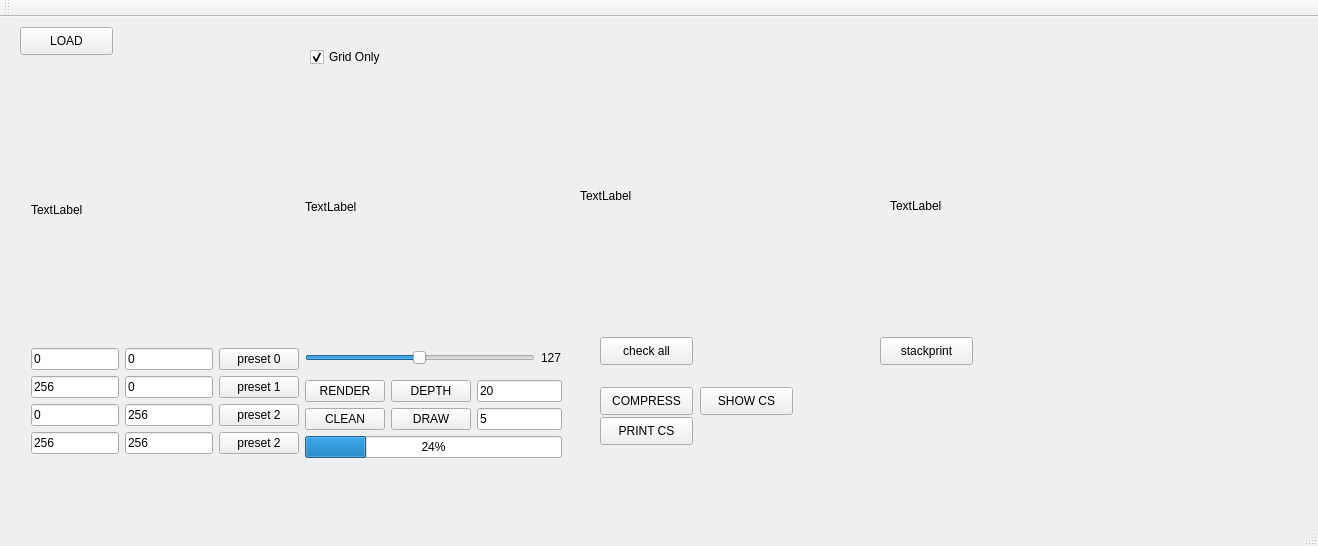
The window that mainwindow.ui (kvad-17/img-polygonizer) describes before a commit, drawn with Qt 5.
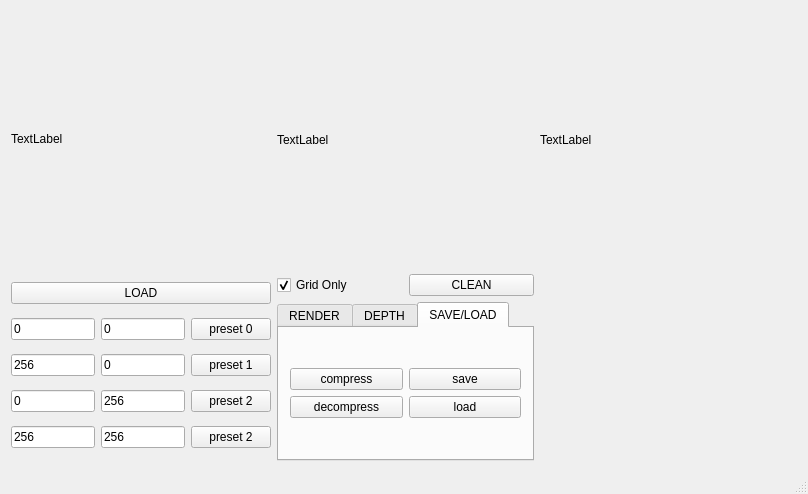
The same window after the commit. The open tabs and pages were chosen to show the change. Custom widgets are drawn as their Qt base class.

Commit message: -added poly container class -refactoring with it -improved compression -added save/load from files

```diff
--- a/mainwindow.ui
+++ b/mainwindow.ui
@@ -6,36 +6,22 @@
    <rect>
     <x>0</x>
     <y>0</y>
-    <width>1318</width>
-    <height>546</height>
+    <width>808</width>
+    <height>494</height>
    </rect>
   </property>
   <property name="windowTitle">
    <string>img-polygonizer</string>
   </property>
   <widget class="QWidget" name="centralWidget">
-   <widget class="QPushButton" name="pushButton_load">
-    <property name="geometry">
-     <rect>
-      <x>20</x>
-      <y>10</y>
-      <width>93</width>
-      <height>28</height>
-     </rect>
-    </property>
-    <property name="text">
-     <string>LOAD</string>
-    </property>
-   </widget>
-   <widget class="QLabel" name="outLabel">
-    <property name="geometry">
-     <rect>
-      <x>580</x>
-      <y>50</y>
-      <width>257</width>
-      <height>257</height>
-     </rect>
-    </property>
+   <layout class="QGridLayout" name="gridLayout_5">
+    <item row="0" column="0">
+     <layout class="QGridLayout" name="gridLayout">
+      <property name="sizeConstraint">
+       <enum>QLayout::SetMinimumSize</enum>
+      </property>
+      <item row="0" column="4">
+       <widget class="QLabel" name="label_img_poly">
     <property name="sizePolicy">
      <sizepolicy hsizetype="Fixed" vsizetype="Fixed">
       <horstretch>0</horstretch>
@@ -52,28 +38,9 @@
      <string>TextLabel</string>
     </property>
    </widget>
-   <widget class="QPushButton" name="pushButton_checkall">
-    <property name="geometry">
-     <rect>
-      <x>600</x>
-      <y>320</y>
-      <width>93</width>
-      <height>28</height>
-     </rect>
-    </property>
-    <property name="text">
-     <string>check all</string>
-    </property>
-   </widget>
-   <widget class="QLabel" name="outLabel_stack">
-    <property name="geometry">
-     <rect>
-      <x>890</x>
-      <y>60</y>
-      <width>257</width>
-      <height>257</height>
-     </rect>
-    </property>
+      </item>
+      <item row="0" column="2">
+       <widget class="xyLabel" name="labelxy_img_work">
     <property name="sizePolicy">
      <sizepolicy hsizetype="Fixed" vsizetype="Fixed">
       <horstretch>0</horstretch>
@@ -86,37 +53,19 @@
       <height>257</height>
      </size>
     </property>
+        <property name="maximumSize">
+         <size>
+          <width>257</width>
+          <height>257</height>
+         </size>
+        </property>
     <property name="text">
      <string>TextLabel</string>
     </property>
    </widget>
-   <widget class="QPushButton" name="pushButton_stackprint">
-    <property name="geometry">
-     <rect>
-      <x>880</x>
-      <y>320</y>
-      <width>93</width>
-      <height>28</height>
-     </rect>
-    </property>
-    <property name="text">
-     <string>stackprint</string>
-    </property>
-   </widget>
-   <widget class="QWidget" name="layoutWidget">
-    <property name="geometry">
-     <rect>
-      <x>20</x>
-      <y>50</y>
-      <width>553</width>
-      <height>402</height>
-     </rect>
-    </property>
-    <layout class="QHBoxLayout" name="horizontalLayout_2">
-     <item>
-      <layout class="QVBoxLayout" name="verticalLayout_2">
-       <item>
-        <widget class="QLabel" name="bmpLabel">
+      </item>
+      <item row="0" column="1">
+       <widget class="QLabel" name="label_img_origin">
          <property name="sizePolicy">
           <sizepolicy hsizetype="Fixed" vsizetype="Fixed">
            <horstretch>0</horstretch>
@@ -134,126 +83,45 @@
          </property>
         </widget>
        </item>
-       <item>
-        <layout class="QGridLayout" name="gridLayout_2">
-         <item row="0" column="0">
-          <widget class="QLineEdit" name="lineEdit_polyAX">
-           <property name="text">
-            <string>0</string>
-           </property>
-          </widget>
-         </item>
-         <item row="0" column="1">
-          <widget class="QLineEdit" name="lineEdit_polyAY">
-           <property name="text">
-            <string>0</string>
-           </property>
-          </widget>
-         </item>
-         <item row="0" column="2">
-          <widget class="QPushButton" name="pushButton_polySplitPreset0">
-           <property name="text">
-            <string>preset 0</string>
-           </property>
-          </widget>
-         </item>
-         <item row="1" column="0">
-          <widget class="QLineEdit" name="lineEdit_polyBX">
-           <property name="text">
-            <string>256</string>
-           </property>
-          </widget>
-         </item>
-         <item row="1" column="1">
-          <widget class="QLineEdit" name="lineEdit_polyBY">
-           <property name="text">
-            <string>0</string>
-           </property>
-          </widget>
-         </item>
          <item row="1" column="2">
-          <widget class="QPushButton" name="pushButton_polySplitPreset1">
-           <property name="text">
-            <string>preset 1</string>
-           </property>
-          </widget>
-         </item>
-         <item row="2" column="0">
-          <widget class="QLineEdit" name="lineEdit_polyCX">
-           <property name="text">
-            <string>0</string>
-           </property>
-          </widget>
-         </item>
-         <item row="2" column="1">
-          <widget class="QLineEdit" name="lineEdit_polyCY">
-           <property name="text">
-            <string>256</string>
-           </property>
-          </widget>
-         </item>
-         <item row="2" column="2">
-          <widget class="QPushButton" name="pushButton_polySplitPreset2">
-           <property name="text">
-            <string>preset 2</string>
-           </property>
-          </widget>
-         </item>
-         <item row="3" column="0">
-          <widget class="QLineEdit" name="lineEdit_polyDX">
-           <property name="text">
-            <string>256</string>
-           </property>
-          </widget>
-         </item>
-         <item row="3" column="1">
-          <widget class="QLineEdit" name="lineEdit_polyDY">
-           <property name="text">
-            <string>256</string>
-           </property>
-          </widget>
-         </item>
-         <item row="3" column="2">
-          <widget class="QPushButton" name="pushButton_polySplitPreset3">
-           <property name="text">
-            <string>preset 2</string>
-           </property>
-          </widget>
-         </item>
-        </layout>
-       </item>
-      </layout>
-     </item>
-     <item>
       <layout class="QVBoxLayout" name="verticalLayout">
-       <item>
-        <widget class="xyLabel" name="label_xy">
-         <property name="sizePolicy">
-          <sizepolicy hsizetype="Fixed" vsizetype="Fixed">
-           <horstretch>0</horstretch>
-           <verstretch>0</verstretch>
-          </sizepolicy>
-         </property>
-         <property name="minimumSize">
-          <size>
-           <width>257</width>
-           <height>257</height>
-          </size>
-         </property>
-         <property name="maximumSize">
-          <size>
-           <width>257</width>
-           <height>257</height>
-          </size>
-         </property>
-         <property name="text">
-          <string>TextLabel</string>
-         </property>
-        </widget>
-       </item>
        <item>
         <layout class="QHBoxLayout" name="horizontalLayout">
          <item>
+           <widget class="QCheckBox" name="checkBox_gridonly">
+            <property name="enabled">
+             <bool>true</bool>
+            </property>
+            <property name="text">
+             <string>Grid Only</string>
+            </property>
+            <property name="checked">
+             <bool>true</bool>
+            </property>
+           </widget>
+          </item>
+          <item>
+           <widget class="QPushButton" name="pushButton_drawPolyClean">
+            <property name="text">
+             <string>CLEAN</string>
+            </property>
+           </widget>
+          </item>
+         </layout>
+        </item>
+        <item>
+         <widget class="QTabWidget" name="tabWidget">
+          <property name="currentIndex">
+           <number>1</number>
+          </property>
+          <widget class="QWidget" name="tab">
+           <attribute name="title">
+            <string>RENDER</string>
+           </attribute>
+           <layout class="QGridLayout" name="gridLayout_4">
+            <item row="0" column="0">
+             <layout class="QHBoxLayout" name="horizontalLayout_2">
+              <item>
           <widget class="QSlider" name="horizontalSlider">
            <property name="maximumSize">
             <size>
@@ -293,145 +161,212 @@
          </item>
         </layout>
        </item>
-       <item>
-        <layout class="QGridLayout" name="gridLayout">
-         <item row="0" column="0">
+            <item row="1" column="0">
           <widget class="QPushButton" name="pushButton_polySplit">
            <property name="text">
             <string>RENDER</string>
            </property>
           </widget>
          </item>
-         <item row="0" column="1">
-          <widget class="QPushButton" name="pushButton_polySplitOnce">
-           <property name="text">
-            <string>DEPTH</string>
+            <item row="2" column="0">
+             <widget class="QProgressBar" name="progressBar">
+              <property name="maximumSize">
+               <size>
+                <width>16777215</width>
+                <height>257</height>
+               </size>
+              </property>
+              <property name="value">
+               <number>24</number>
            </property>
           </widget>
          </item>
-         <item row="0" column="2">
+           </layout>
+          </widget>
+          <widget class="QWidget" name="tab_2">
+           <attribute name="title">
+            <string>DEPTH</string>
+           </attribute>
+           <layout class="QGridLayout" name="gridLayout_3">
+            <item row="0" column="1">
           <widget class="QLineEdit" name="lineEdit_polyDepth">
            <property name="text">
             <string>20</string>
            </property>
           </widget>
          </item>
-         <item row="1" column="0">
-          <widget class="QPushButton" name="pushButton_drawPolyClean">
-           <property name="text">
-            <string>CLEAN</string>
-           </property>
-          </widget>
-         </item>
          <item row="1" column="1">
-          <widget class="QPushButton" name="pushButton_drawPolyABCD">
-           <property name="text">
-            <string>DRAW</string>
-           </property>
-          </widget>
-         </item>
-         <item row="1" column="2">
           <widget class="QLineEdit" name="lineEdit_drawPolyABCDdepth">
            <property name="text">
             <string>5</string>
            </property>
           </widget>
          </item>
-         <item row="2" column="0" colspan="3">
-          <widget class="QProgressBar" name="progressBar">
-           <property name="maximumSize">
-            <size>
-             <width>16777215</width>
-             <height>257</height>
-            </size>
-           </property>
-           <property name="value">
-            <number>24</number>
+            <item row="1" column="0">
+             <widget class="QPushButton" name="pushButton_drawPolyABCD">
+              <property name="text">
+               <string>DRAW</string>
+              </property>
+             </widget>
+            </item>
+            <item row="0" column="0">
+             <widget class="QPushButton" name="pushButton_polySplitOnce">
+              <property name="text">
+               <string>DEPTH</string>
            </property>
           </widget>
          </item>
         </layout>
-       </item>
-      </layout>
-     </item>
-    </layout>
-   </widget>
+          </widget>
+          <widget class="QWidget" name="tab_3">
+           <attribute name="title">
+            <string>SAVE/LOAD</string>
+           </attribute>
+           <layout class="QGridLayout" name="gridLayout_7">
+            <item row="0" column="0">
+             <layout class="QGridLayout" name="gridLayout_6">
+              <item row="0" column="0">
    <widget class="QPushButton" name="pushButton_compress">
-    <property name="geometry">
-     <rect>
-      <x>600</x>
-      <y>370</y>
-      <width>93</width>
-      <height>28</height>
-     </rect>
-    </property>
+                <property name="text">
+                 <string>compress</string>
+                </property>
+               </widget>
+              </item>
+              <item row="0" column="1">
+               <widget class="QPushButton" name="pushButton_compress_save">
     <property name="text">
-     <string>COMPRESS</string>
-    </property>
-   </widget>
-   <widget class="QPushButton" name="pushButton_compress_print">
-    <property name="geometry">
-     <rect>
-      <x>600</x>
-      <y>400</y>
-      <width>93</width>
-      <height>28</height>
-     </rect>
-    </property>
+                 <string>save</string>
+                </property>
+               </widget>
+              </item>
+              <item row="1" column="0">
+               <widget class="QPushButton" name="pushButton_decompress">
+                <property name="text">
+                 <string>decompress</string>
+                </property>
+               </widget>
+              </item>
+              <item row="1" column="1">
+               <widget class="QPushButton" name="pushButton_compress_load">
     <property name="text">
-     <string>PRINT CS</string>
-    </property>
-   </widget>
-   <widget class="QPushButton" name="pushButton_compress_show">
-    <property name="geometry">
-     <rect>
-      <x>700</x>
-      <y>370</y>
-      <width>93</width>
-      <height>28</height>
-     </rect>
-    </property>
+                 <string>load</string>
+                </property>
+               </widget>
+              </item>
+             </layout>
+            </item>
+           </layout>
+          </widget>
+         </widget>
+        </item>
+       </layout>
+      </item>
+      <item row="1" column="1">
+       <layout class="QGridLayout" name="gridLayout_2">
+        <property name="sizeConstraint">
+         <enum>QLayout::SetDefaultConstraint</enum>
+        </property>
+        <item row="4" column="0">
+         <widget class="QLineEdit" name="lineEdit_polyDX">
     <property name="text">
-     <string>SHOW CS</string>
-    </property>
-   </widget>
-   <widget class="QCheckBox" name="checkBox_gridonly">
-    <property name="enabled">
-     <bool>true</bool>
-    </property>
-    <property name="geometry">
-     <rect>
-      <x>310</x>
-      <y>30</y>
-      <width>81</width>
-      <height>20</height>
-     </rect>
-    </property>
+           <string>256</string>
+          </property>
+         </widget>
+        </item>
+        <item row="3" column="2">
+         <widget class="QPushButton" name="pushButton_polySplitPreset2">
+          <property name="text">
+           <string>preset 2</string>
+          </property>
+         </widget>
+        </item>
+        <item row="4" column="1">
+         <widget class="QLineEdit" name="lineEdit_polyDY">
+          <property name="text">
+           <string>256</string>
+          </property>
+         </widget>
+        </item>
+        <item row="4" column="2">
+         <widget class="QPushButton" name="pushButton_polySplitPreset3">
     <property name="text">
-     <string>Grid Only</string>
-    </property>
-    <property name="checked">
-     <bool>true</bool>
-    </property>
-   </widget>
-  </widget>
-  <widget class="QMenuBar" name="menuBar">
-   <property name="geometry">
-    <rect>
-     <x>0</x>
-     <y>0</y>
-     <width>1318</width>
-     <height>26</height>
-    </rect>
-   </property>
-  </widget>
-  <widget class="QToolBar" name="mainToolBar">
-   <attribute name="toolBarArea">
-    <enum>TopToolBarArea</enum>
-   </attribute>
-   <attribute name="toolBarBreak">
-    <bool>false</bool>
-   </attribute>
+           <string>preset 2</string>
+          </property>
+         </widget>
+        </item>
+        <item row="1" column="2">
+         <widget class="QPushButton" name="pushButton_polySplitPreset0">
+          <property name="text">
+           <string>preset 0</string>
+          </property>
+         </widget>
+        </item>
+        <item row="1" column="0">
+         <widget class="QLineEdit" name="lineEdit_polyAX">
+          <property name="text">
+           <string>0</string>
+          </property>
+         </widget>
+        </item>
+        <item row="1" column="1">
+         <widget class="QLineEdit" name="lineEdit_polyAY">
+          <property name="text">
+           <string>0</string>
+          </property>
+         </widget>
+        </item>
+        <item row="3" column="0">
+         <widget class="QLineEdit" name="lineEdit_polyCX">
+          <property name="text">
+           <string>0</string>
+          </property>
+         </widget>
+        </item>
+        <item row="3" column="1">
+         <widget class="QLineEdit" name="lineEdit_polyCY">
+          <property name="text">
+           <string>256</string>
+          </property>
+         </widget>
+        </item>
+        <item row="2" column="0">
+         <widget class="QLineEdit" name="lineEdit_polyBX">
+          <property name="text">
+           <string>256</string>
+          </property>
+         </widget>
+        </item>
+        <item row="2" column="1">
+         <widget class="QLineEdit" name="lineEdit_polyBY">
+          <property name="text">
+           <string>0</string>
+          </property>
+         </widget>
+        </item>
+        <item row="2" column="2">
+         <widget class="QPushButton" name="pushButton_polySplitPreset1">
+          <property name="text">
+           <string>preset 1</string>
+          </property>
+         </widget>
+        </item>
+        <item row="0" column="0" colspan="3">
+         <widget class="QPushButton" name="pushButton_load">
+          <property name="text">
+           <string>LOAD</string>
+          </property>
+         </widget>
+        </item>
+       </layout>
+      </item>
+     </layout>
+    </item>
+   </layout>
+   <zorder>tabWidget</zorder>
+   <zorder>labelxy_img_work</zorder>
+   <zorder>label_img_poly</zorder>
+   <zorder>label_img_origin</zorder>
+   <zorder>tabWidget</zorder>
   </widget>
   <widget class="QStatusBar" name="statusBar"/>
  </widget>
```
Lines whose indentation alone changed are shown as unchanged. The commit also changes 10 other files.
